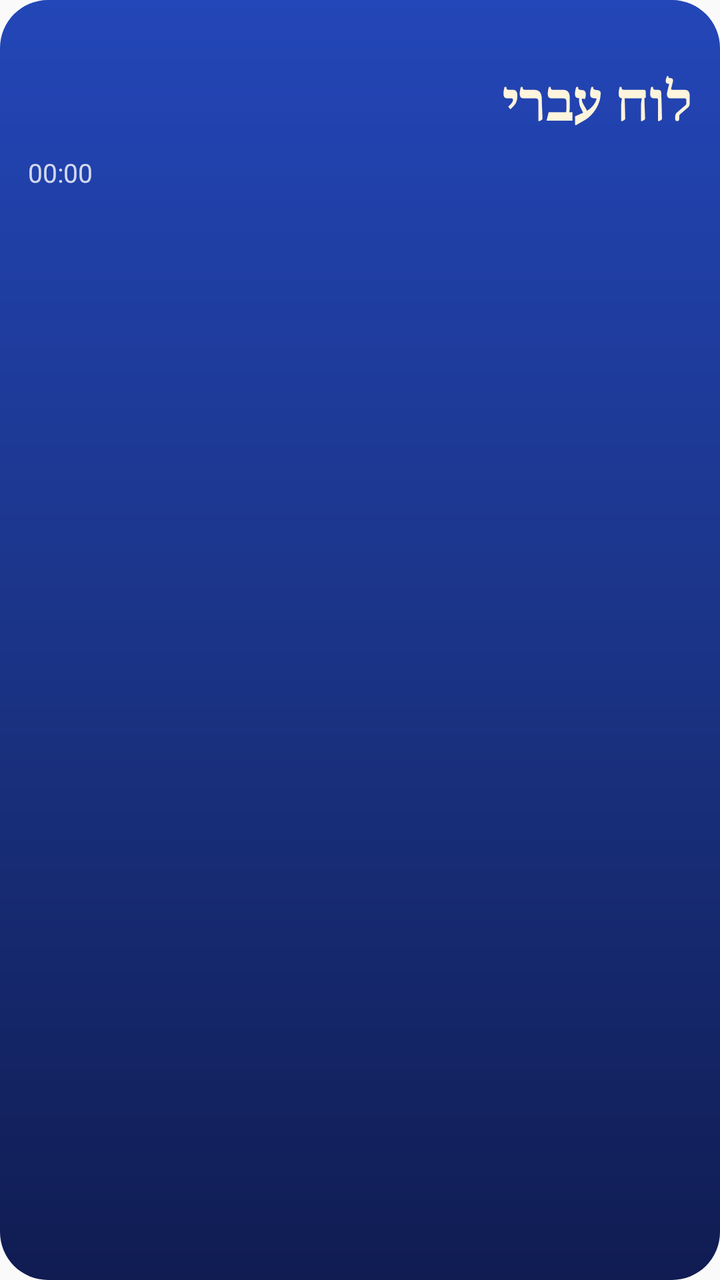
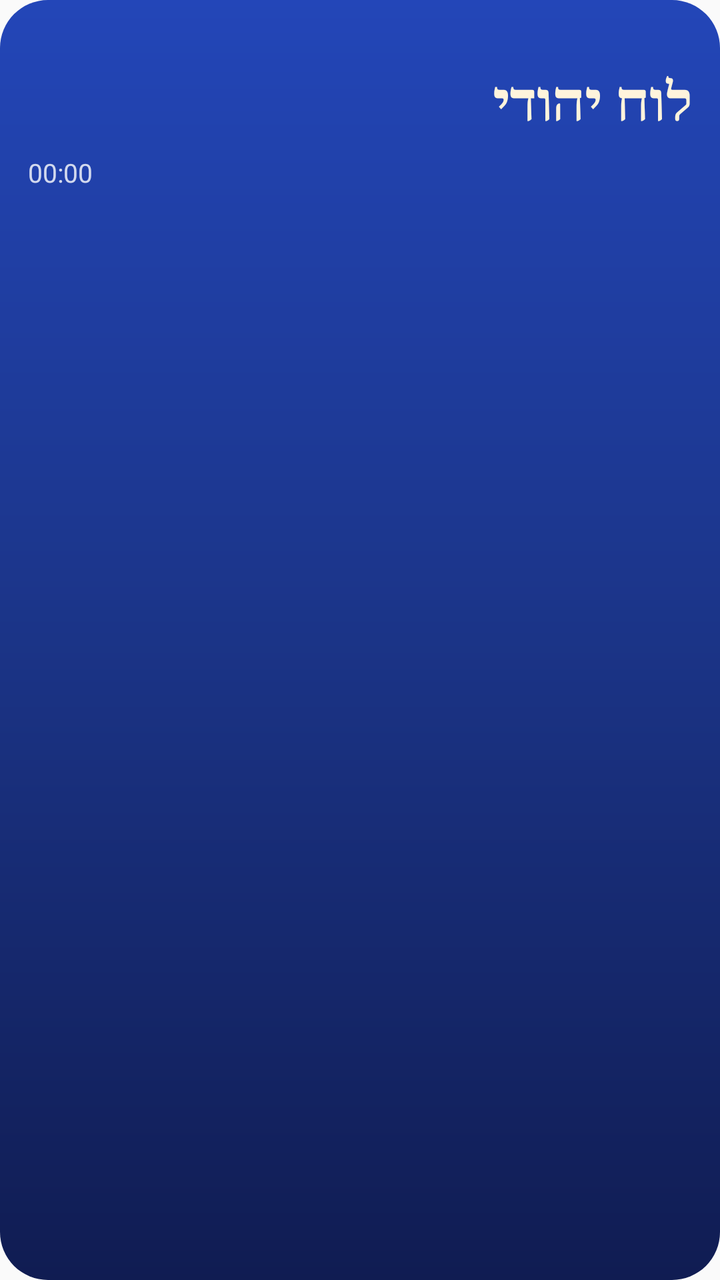

Before-and-after screenshots of an Android layout around one commit, followed by the original layout XML and the change that was made.
<!-- AndroidManifest.xml: application theme AppTheme -->
<!-- res/layout/widget_luach.xml -->
<?xml version="1.0" encoding="utf-8"?>
<FrameLayout xmlns:android="http://schemas.android.com/apk/res/android"
    android:id="@+id/w_root"
    android:layout_width="match_parent"
    android:layout_height="match_parent"
    android:background="@drawable/widget_bg"
    android:layoutDirection="rtl"
    android:padding="14dp">

    <LinearLayout
        android:id="@+id/w_content"
        android:layout_width="match_parent"
        android:layout_height="match_parent"
        android:layoutDirection="rtl"
        android:orientation="vertical">

        <LinearLayout
            android:layout_width="match_parent"
            android:layout_height="wrap_content"
            android:layoutDirection="rtl"
            android:orientation="horizontal">
            <TextView
                android:id="@+id/w_greg"
                android:layout_width="0dp"
                android:layout_height="wrap_content"
                android:layout_weight="1"
                android:gravity="start"
                android:maxLines="1"
                android:textColor="#D9FFFFFF"
                android:textSize="12sp" />
            <TextView
                android:id="@+id/w_city"
                android:layout_width="wrap_content"
                android:layout_height="wrap_content"
                android:maxLines="1"
                android:textColor="#B3FFFFFF"
                android:textSize="12sp" />
        </LinearLayout>

        <TextView
            android:id="@+id/w_hebrew"
            android:layout_width="match_parent"
            android:layout_height="wrap_content"
            android:layout_marginTop="2dp"
            android:fontFamily="serif"
            android:gravity="start"
            android:maxLines="1"
            android:text="לוח עברי"
            android:textColor="#FFFFF4DC"
            android:textSize="26sp"
            android:textStyle="bold" />

        <LinearLayout
            android:layout_width="match_parent"
            android:layout_height="wrap_content"
            android:layoutDirection="rtl"
            android:orientation="horizontal">
            <TextView
                android:id="@+id/w_eve"
                android:layout_width="wrap_content"
                android:layout_height="wrap_content"
                android:layout_marginEnd="6dp"
                android:background="@drawable/widget_pill"
                android:paddingStart="7dp"
                android:paddingEnd="7dp"
                android:text="מהשקיעה"
                android:textColor="#FFFFFFFF"
                android:textSize="11sp"
                android:visibility="gone" />
            <TextView
                android:id="@+id/w_label"
                android:layout_width="wrap_content"
                android:layout_height="wrap_content"
                android:maxLines="1"
                android:textColor="#FFF6CF7A"
                android:textSize="13sp"
                android:textStyle="bold"
                android:visibility="gone" />
        </LinearLayout>

        <LinearLayout
            android:id="@+id/w_next_row"
            android:layout_width="match_parent"
            android:layout_height="wrap_content"
            android:layout_marginTop="8dp"
            android:gravity="center_vertical"
            android:layoutDirection="rtl"
            android:orientation="horizontal">
            <TextView
                android:id="@+id/w_next_name"
                android:layout_width="wrap_content"
                android:layout_height="wrap_content"
                android:maxLines="1"
                android:textColor="#FFFFFFFF"
                android:textSize="14sp" />
            <TextView
                android:id="@+id/w_next_time"
                android:layout_width="wrap_content"
                android:layout_height="wrap_content"
                android:layout_marginStart="6dp"
                android:textColor="#FFFFFFFF"
                android:textSize="15sp"
                android:textStyle="bold" />
            <Chronometer
                android:id="@+id/w_count"
                android:layout_width="0dp"
                android:layout_height="wrap_content"
                android:layout_weight="1"
                android:gravity="end"
                android:textColor="#CCFFFFFF"
                android:textSize="13sp" />
        </LinearLayout>

        <TextView
            android:id="@+id/w_shabbat"
            android:layout_width="match_parent"
            android:layout_height="wrap_content"
            android:layout_marginTop="4dp"
            android:gravity="start"
            android:maxLines="1"
            android:textColor="#FFF6CF7A"
            android:textSize="12sp"
            android:visibility="gone" />
    </LinearLayout>

    <TextView
        android:id="@+id/w_empty"
        android:layout_width="match_parent"
        android:layout_height="match_parent"
        android:gravity="center"
        android:text="פתחו את האפליקציה כדי לעדכן את הלוח"
        android:textColor="#FFFFFFFF"
        android:textSize="14sp"
        android:visibility="gone" />
</FrameLayout>
<!-- resources referenced by this layout -->
<resources>
  <!-- drawable widget_bg (drawable) -->
  <?xml version="1.0" encoding="utf-8"?>
  <shape xmlns:android="http://schemas.android.com/apk/res/android" android:shape="rectangle">
      <corners android:radius="24dp" />
      <gradient android:angle="270" android:startColor="#FF2346B8" android:centerColor="#FF1B3487" android:endColor="#FF101C52" />
  </shape>
  <!-- drawable widget_pill (drawable) -->
  <?xml version="1.0" encoding="utf-8"?>
  <shape xmlns:android="http://schemas.android.com/apk/res/android" android:shape="rectangle">
      <corners android:radius="10dp" />
      <solid android:color="#33FFFFFF" />
  </shape>
  <style name="AppTheme" parent="Theme.AppCompat.Light.DarkActionBar">
          
          <item name="colorPrimary">@color/colorPrimary</item>
          <item name="colorPrimaryDark">@color/colorPrimaryDark</item>
          <item name="colorAccent">@color/colorAccent</item>
      </style>
</resources>

<!-- the commit's change to res/layout/widget_luach.xml (unified diff, before → after) -->
@@ -45,7 +45,7 @@
             android:fontFamily="serif"
             android:gravity="start"
             android:maxLines="1"
-            android:text="לוח עברי"
+            android:text="לוח יהודי"
             android:textColor="#FFFFF4DC"
             android:textSize="26sp"
             android:textStyle="bold" />
